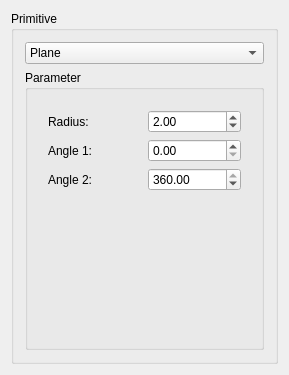
This is src/Mod/Part/Gui/DlgPrimitives.ui in berndhahnebach/All_FreeCAD as Qt 5 draws it before an edit. The edited form follows.
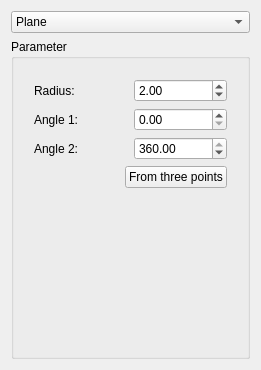
This is the edited form. The open tabs and pages were chosen to show the change.

Commit message: 0000548: 3D Circle from three points in Part wb

```diff
--- a/src/Mod/Part/Gui/DlgPrimitives.ui
+++ b/src/Mod/Part/Gui/DlgPrimitives.ui
@@ -6,7 +6,7 @@
    <rect>
     <x>0</x>
     <y>0</y>
-    <width>285</width>
+    <width>260</width>
     <height>370</height>
    </rect>
   </property>
@@ -16,12 +16,6 @@
   <property name="sizeGripEnabled" stdset="0">
    <bool>true</bool>
   </property>
-  <layout class="QGridLayout" name="gridLayout_7">
-   <item row="0" column="0">
-    <widget class="QGroupBox" name="groupBox1">
-     <property name="title">
-      <string>Primitive</string>
-     </property>
      <layout class="QGridLayout" name="gridLayout">
       <item row="0" column="0">
        <widget class="QComboBox" name="comboBox1">
@@ -1311,6 +1305,30 @@
               </layout>
              </item>
              <item row="1" column="0">
+           <layout class="QHBoxLayout" name="horizontalLayout">
+            <item>
+             <spacer name="horizontalSpacer">
+              <property name="orientation">
+               <enum>Qt::Horizontal</enum>
+              </property>
+              <property name="sizeHint" stdset="0">
+               <size>
+                <width>40</width>
+                <height>20</height>
+               </size>
+              </property>
+             </spacer>
+            </item>
+            <item>
+             <widget class="QPushButton" name="buttonCircleFromThreePoints">
+              <property name="text">
+               <string>From three points</string>
+              </property>
+             </widget>
+            </item>
+           </layout>
+          </item>
+          <item row="2" column="0">
               <spacer name="verticalSpacer">
                <property name="orientation">
                 <enum>Qt::Vertical</enum>
@@ -1630,9 +1648,6 @@
              </item>
             </layout>
            </widget>
-          </widget>
-         </item>
-        </layout>
        </widget>
       </item>
      </layout>
```
Lines whose indentation alone changed are shown as unchanged. The commit also changes 4 other files.
